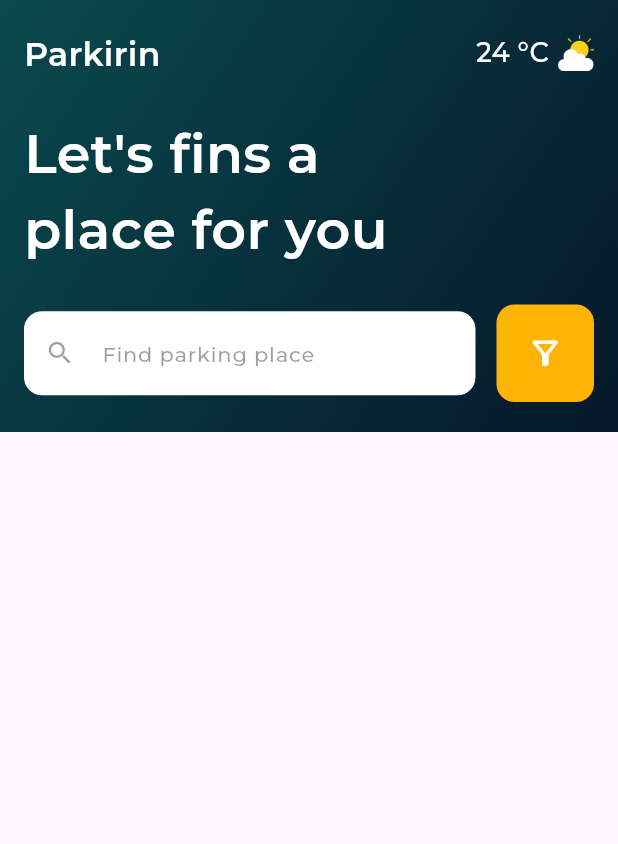
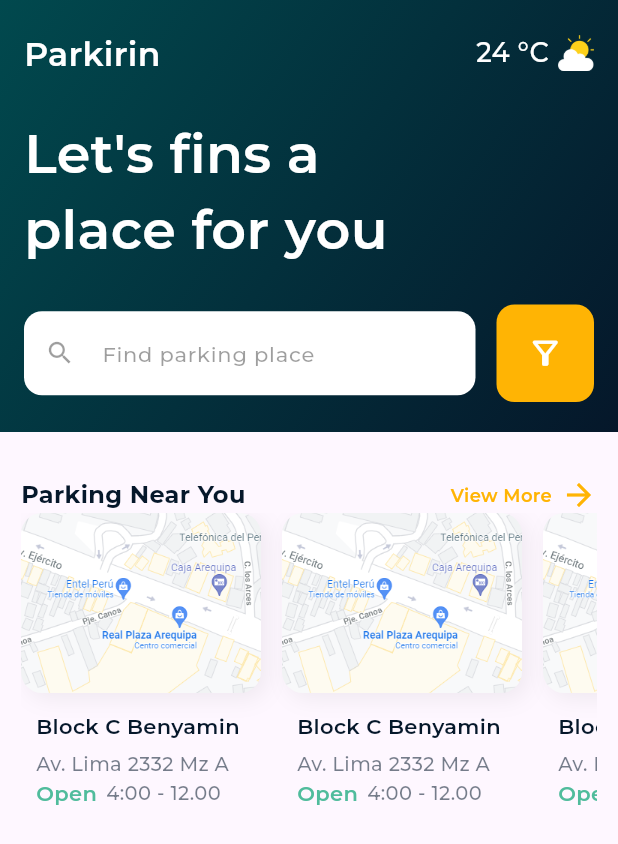
Before and after one commit to jdanymc/codigo_ui_app, a Flutter app: the screen it shows after launch, on a phone screen of 412 x 824 dp. Shown: the top 844 px of the screen. Run offline on Flutter 3.47's test engine with Material 3 defaults, Android fonts, the phone set to English and light mode, and no system bars; our stand-ins replace google_fonts.

Commit message:
avance ui

```diff
--- a/lib/constants.dart
+++ b/lib/constants.dart
@@ -0,0 +1,5 @@
+import 'package:flutter/material.dart';
+
+Color kColorPrimary = const Color(0XFF05172A);
+Color kColorSecondary = const Color(0XFF01494e);
+Color kColorTertiary = const Color(0XFFffb404);
--- a/lib/pages/home_page.dart
+++ b/lib/pages/home_page.dart
@@ -1,3 +1,5 @@
+import 'package:codigo_ui_app/constants.dart';
+import 'package:codigo_ui_app/widgets/item_slider_widget.dart';
 import 'package:flutter/material.dart';
 import 'package:google_fonts/google_fonts.dart';
 
@@ -21,12 +23,12 @@ class HomePage extends StatelessWidget {
                     begin: Alignment.topLeft,
                     end: Alignment.bottomRight,
                     colors: [
-                      Color(0xff0a494e),
-                      Color(0xff05172A),
+                      kColorSecondary,
+                      kColorPrimary,
                     ],
                   ),
                 ),
-                padding: EdgeInsets.symmetric(
+                padding: const EdgeInsets.symmetric(
                   vertical: 20.0,
                   horizontal: 16.0,
                 ),
@@ -111,7 +113,7 @@ class HomePage extends StatelessWidget {
                         Container(
                           padding: EdgeInsets.all(20),
                           decoration: BoxDecoration(
-                              color: Color(0xffFFB404),
+                              color: kColorTertiary,
                               borderRadius: BorderRadius.circular(12.0)),
                           child: Icon(
                             Icons.filter_alt_outlined,
@@ -124,6 +126,56 @@ class HomePage extends StatelessWidget {
                   ],
                 ),
               ),
+              Padding(
+                padding: const EdgeInsets.symmetric(
+                    horizontal: 14.0, vertical: 30.0),
+                child: Column(
+                  children: [
+                    Row(
+                      mainAxisAlignment: MainAxisAlignment.spaceBetween,
+                      children: [
+                        Text(
+                          "Parking Near You",
+                          style: GoogleFonts.montserrat(
+                              fontSize: 16.0,
+                              fontWeight: FontWeight.w700,
+                              color: kColorPrimary),
+                        ),
+                        Row(
+                          children: [
+                            Text(
+                              "View More",
+                              style: GoogleFonts.montserrat(
+                                fontSize: 12.0,
+                                fontWeight: FontWeight.w600,
+                                color: kColorTertiary,
+                              ),
+                            ),
+                            const SizedBox(
+                              width: 6.0,
+                            ),
+                            Icon(
+                              Icons.arrow_forward,
+                              color: kColorTertiary,
+                            ),
+                          ],
+                        ),
+                      ],
+                    ),
+                    const SingleChildScrollView(
+                      scrollDirection: Axis.horizontal,
+                      physics: BouncingScrollPhysics(),
+                      child: Row(
+                        children: [
+                          ItemSliderWidget(),
+                          ItemSliderWidget(),
+                          ItemSliderWidget(),
+                        ],
+                      ),
+                    ),
+                  ],
+                ),
+              )
             ],
           ),
         ),
--- /dev/null
+++ b/lib/widgets/item_slider_widget.dart
@@ -0,0 +1,92 @@
+import 'package:codigo_ui_app/constants.dart';
+import 'package:flutter/material.dart';
+import 'package:google_fonts/google_fonts.dart';
+
+class ItemSliderWidget extends StatelessWidget {
+  const ItemSliderWidget({super.key});
+
+  @override
+  Widget build(BuildContext context) {
+    return Container(
+      margin: EdgeInsets.only(right: 14.0),
+      //color: Colors.red,
+      width: 160.0,
+      child: Column(
+        crossAxisAlignment: CrossAxisAlignment.start,
+        children: [
+          Container(
+            height: 120.0,
+            decoration: BoxDecoration(
+              borderRadius: BorderRadius.circular(14.0),
+              boxShadow: [
+                BoxShadow(
+                    color: Colors.black.withOpacity(0.06),
+                    blurRadius: 12.0,
+                    offset: const Offset(4, 4))
+              ],
+              image: DecorationImage(
+                fit: BoxFit.cover,
+                image: AssetImage("assets/images/maps.png"),
+              ),
+            ),
+          ),
+          Padding(
+            padding:
+                const EdgeInsets.symmetric(horizontal: 10.0, vertical: 12.0),
+            child: Column(
+              crossAxisAlignment: CrossAxisAlignment.start,
+              children: [
+                Text(
+                  "Block C Benyamin",
+                  overflow: TextOverflow.ellipsis,
+                  maxLines: 1,
+                  style: GoogleFonts.montserrat(
+                    color: kColorPrimary,
+                    fontWeight: FontWeight.w600,
+                  ),
+                ),
+                const SizedBox(
+                  height: 6.0,
+                ),
+                Text(
+                  "Av. Lima 2332 Mz A",
+                  overflow: TextOverflow.ellipsis,
+                  maxLines: 1,
+                  style: GoogleFonts.montserrat(
+                    color: kColorPrimary.withOpacity(0.55),
+                    fontSize: 13.0,
+                    fontWeight: FontWeight.w500,
+                  ),
+                ),
+                Row(
+                  children: [
+                    Text(
+                      "Open",
+                      style: GoogleFonts.montserrat(
+                        color: Color(0xff50bc9c),
+                        fontWeight: FontWeight.w600,
+                      ),
+                    ),
+                    const SizedBox(
+                      width: 6.0,
+                    ),
+                    Text(
+                      overflow: TextOverflow.ellipsis,
+                      maxLines: 1,
+                      "4:00 - 12.00",
+                      style: GoogleFonts.montserrat(
+                        color: kColorPrimary.withOpacity(0.55),
+                        fontSize: 13.0,
+                        fontWeight: FontWeight.w500,
+                      ),
+                    ),
+                  ],
+                )
+              ],
+            ),
+          )
+        ],
+      ),
+    );
+  }
+}
```
Also changed, not shown: 3 other files.
